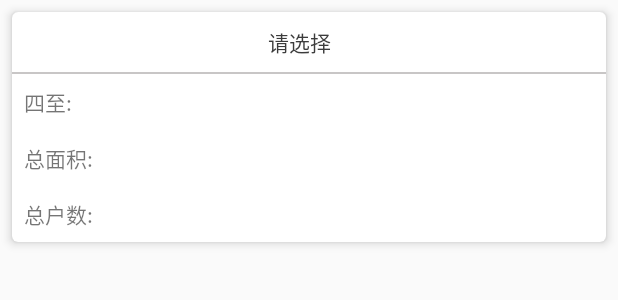
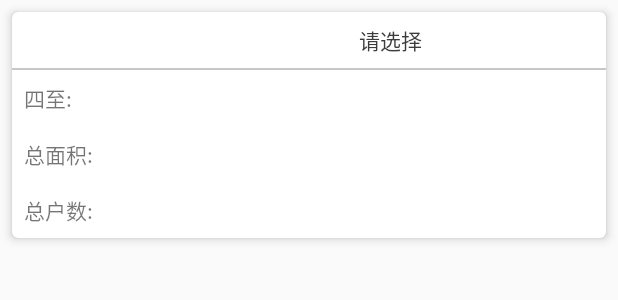
Before and after one commit to allenwithcj/zhicheng-app, an Android app: the layout i_grid_content.xml on its own in the app's theme, with its tools: preview values and no code run, on a phone screen of 412 x 824 dp. Shown: the top 300 px of the screen. Run offline under Robolectric (Android 15) with nearby library versions, the phone set to English and light mode, and no system bars.

```diff
--- a/app/src/main/res/layout/i_input_choose.xml
+++ b/app/src/main/res/layout/i_input_choose.xml
@@ -27,20 +27,14 @@
         <TextView
             android:id="@+id/input"
             android:layout_width="0dp"
-            android:layout_height="match_parent"
-            android:layout_weight="2"
+            android:layout_height="wrap_content"
+            android:layout_weight="3"
             android:paddingLeft="@dimen/activity_padding"
             android:ellipsize="middle"
             android:textColor="@color/navigationColor"
             android:maxLines="1"
             android:gravity="center"
             android:text="@string/i_choose"/>
-        <ImageView
-            android:id="@+id/img"
-            android:layout_width="24dp"
-            android:layout_height="24dp"
-            android:layout_weight="1"
-            android:scaleType="fitCenter" />
     </LinearLayout>
     <View
         android:layout_width="match_parent"
```
Also changed, not shown: app/src/main/java/com/zhicheng/ui/adapter/IneedAdapter.java (+4 -9 lines).
